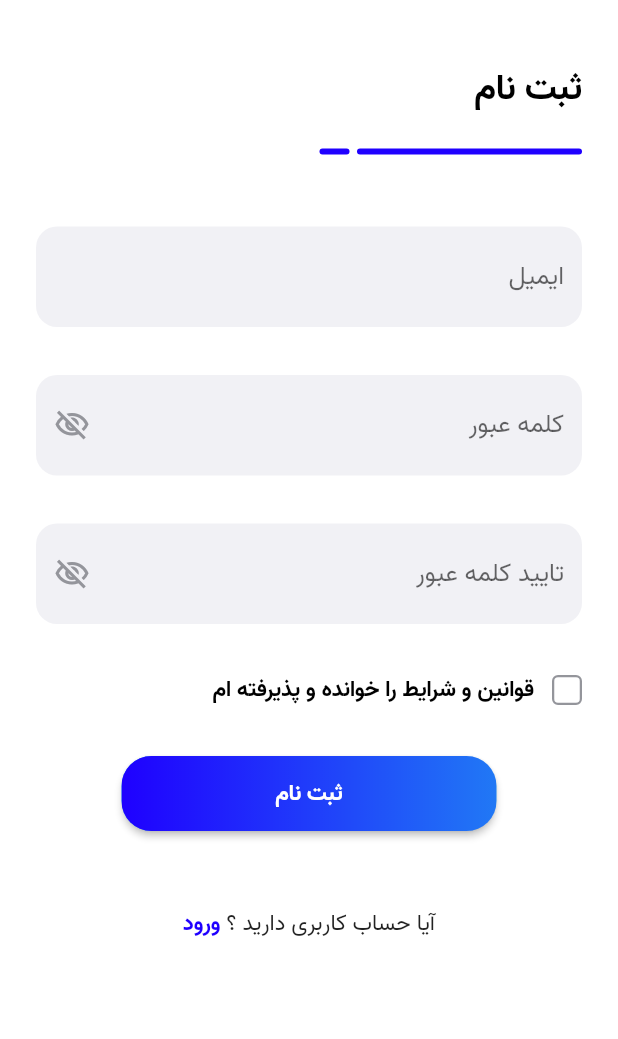
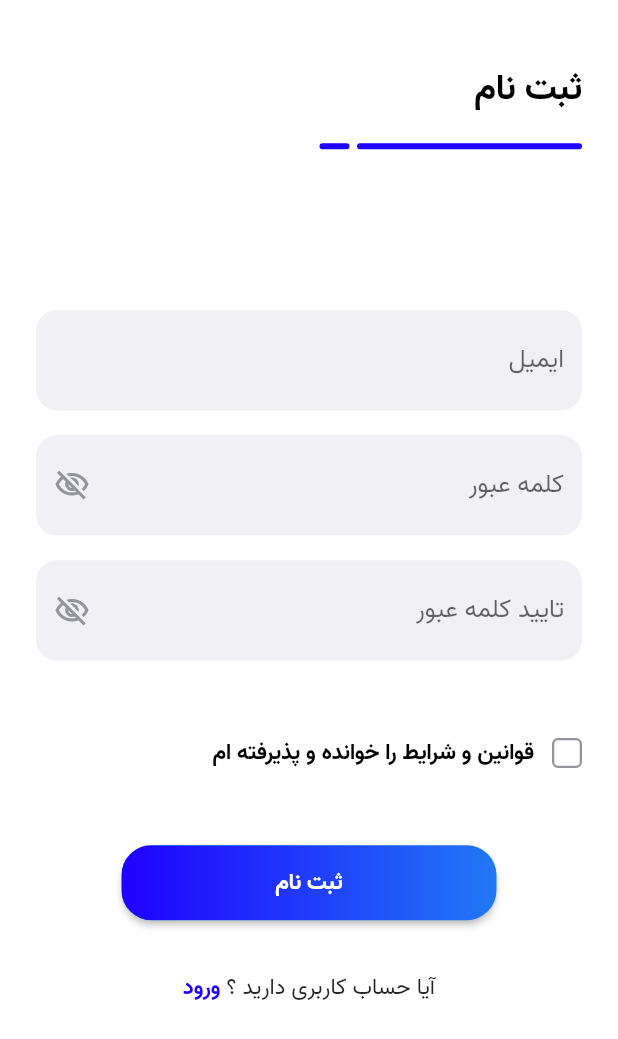
Before and after one commit to codehub-ir/codehub-mobile, a Flutter app: the RegisterPage screen opened directly, on a phone screen of 412 x 824 dp. Shown: the top 1039 px of the screen. Run offline on Flutter 3.47's test engine with Material 2 defaults, Android fonts, the phone set to English and light mode, and no system bars; our stand-ins replace introduction_screen.

Commit message:
login and register page responsived

```diff
--- a/lib/screens/register/ui/register_screen.dart
+++ b/lib/screens/register/ui/register_screen.dart
@@ -4,6 +4,7 @@ import 'package:codehub/constant/app_styles.dart';
 import 'package:codehub/global_widgets/custom_auth_widget/custom_auth_widget.dart';
 import 'package:codehub/global_widgets/custom_checkbox/custom_checkbox.dart';
 import 'package:codehub/global_widgets/custom_gradient_button/custom_gradient_button.dart';
+import 'package:codehub/utils/size_config/size_config.dart';
 import 'package:flutter/material.dart';
 
 class RegisterPage extends StatefulWidget {
@@ -20,6 +21,10 @@ class _RegisterPageState extends State<RegisterPage> {
       passwordVisible = !passwordVisible;
     });
   }
+
+  sizedBox(h) => SizedBox(
+        height: h,
+      );
 
   @override
   Widget build(BuildContext context) {
@@ -40,15 +45,11 @@ class _RegisterPageState extends State<RegisterPage> {
                       registerTitle,
                       style: titleBoldStyle,
                     ),
-                    SizedBox(
-                      height: 20,
-                    ),
+                    sizedBox(SizeConfig.heightMultiplier * 2),
                     customAuthWidget(),
                   ],
                 ),
-                SizedBox(
-                  height: 48,
-                ),
+                sizedBox(SizeConfig.heightMultiplier * 13),
                 Form(
                   child: Column(
                     children: [
@@ -66,9 +67,7 @@ class _RegisterPageState extends State<RegisterPage> {
                           ),
                         ),
                       ),
-                      SizedBox(
-                        height: 32,
-                      ),
+                      sizedBox(SizeConfig.heightMultiplier * 2),
                       Container(
                         decoration: BoxDecoration(
                           color: textWhiteGrey,
@@ -92,9 +91,7 @@ class _RegisterPageState extends State<RegisterPage> {
                           ),
                         ),
                       ),
-                      SizedBox(
-                        height: 32,
-                      ),
+                      sizedBox(SizeConfig.heightMultiplier * 2),
                       Container(
                         decoration: BoxDecoration(
                           color: textWhiteGrey,
@@ -126,9 +123,7 @@ class _RegisterPageState extends State<RegisterPage> {
                     ],
                   ),
                 ),
-                SizedBox(
-                  height: 32,
-                ),
+                sizedBox(SizeConfig.heightMultiplier * 6),
                 Row(
                   mainAxisAlignment: MainAxisAlignment.start,
                   children: [
@@ -142,9 +137,7 @@ class _RegisterPageState extends State<RegisterPage> {
                     ),
                   ],
                 ),
-                SizedBox(
-                  height: 32,
-                ),
+                sizedBox(SizeConfig.heightMultiplier * 6),
                 Center(
                   child: CustomGradientButton(
                     onPressed: () {},
@@ -155,9 +148,7 @@ class _RegisterPageState extends State<RegisterPage> {
                     colors: [primaryColor, primaryColor.withOpacity(.2)],
                   ),
                 ),
-                SizedBox(
-                  height: 50,
-                ),
+                sizedBox(SizeConfig.heightMultiplier * 4),
                 GestureDetector(
                   onTap: () {
                     Navigator.pop(context);
```
Also changed, not shown: lib/screens/login/ui/login_screen.dart (+12 -25 lines).
